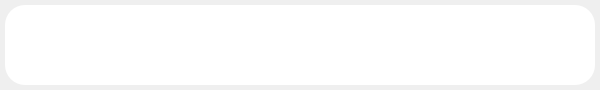
This is qt/mainwindow.ui in rgoomes/Launcher as Qt 5 draws it before an edit. The edited form follows.
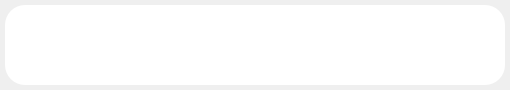
This is the edited form.

Commit message: Removed useless code. key_f1 now changes window mode, key esc closes window

```diff
--- a/qt/mainwindow.ui
+++ b/qt/mainwindow.ui
@@ -6,7 +6,7 @@
    <rect>
     <x>0</x>
     <y>0</y>
-    <width>600</width>
+    <width>510</width>
     <height>90</height>
    </rect>
   </property>
@@ -22,7 +22,7 @@
    <string notr="true"/>
   </property>
   <widget class="QWidget" name="centralWidget">
-   <layout class="QHBoxLayout" name="horizontalLayout">
+   <layout class="QHBoxLayout">
     <property name="leftMargin">
      <number>5</number>
     </property>
```
The commit also changes 4 other files.
